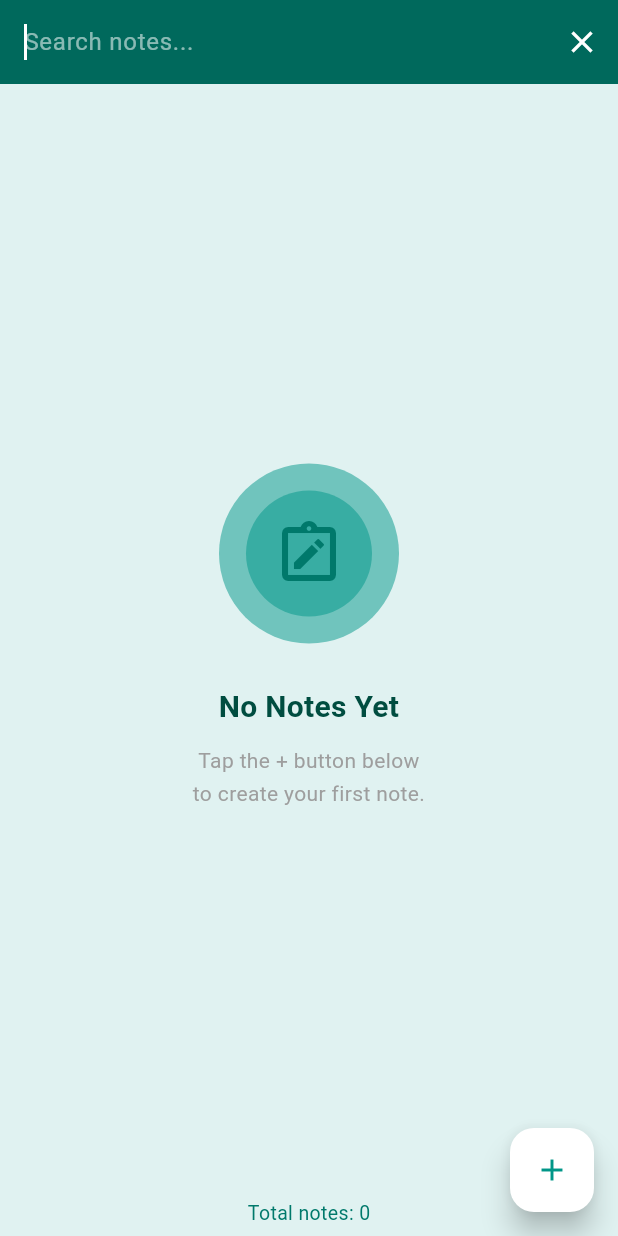
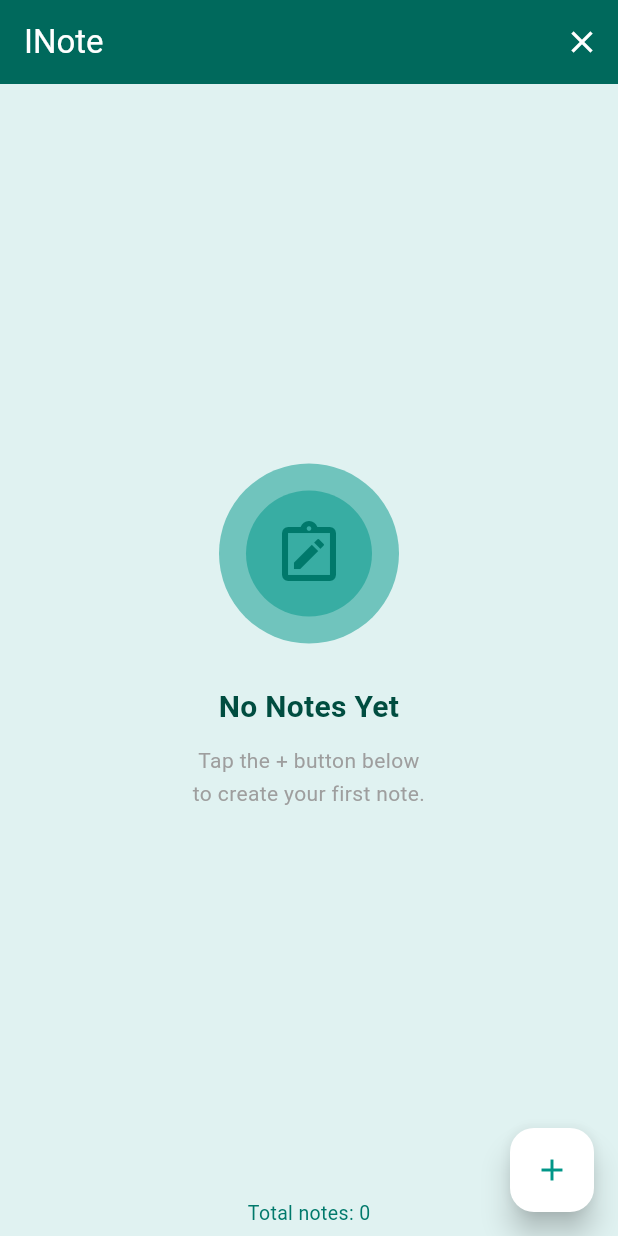
Before and after one commit to Khaled-Alii/inote-app, a Flutter app: the screen it shows after launch, after a tap on the "search" icon, on a phone screen of 412 x 824 dp. Run offline on Flutter 3.47's test engine with Material 3 defaults, Android fonts, the phone set to English and light mode, and no system bars; our stand-ins replace dartx, floor, geolocator, get, just_audio, sqflite; missing offline and left inert: shake; accounts and stored records are empty; generated files the repository leaves out were written again; statements that could not run were skipped.

Commit message:
replace setState{} with GetX on searching bar

```diff
--- a/lib/home_page.dart
+++ b/lib/home_page.dart
@@ -23,6 +23,7 @@
   bool _isSearching = false;
   ShakeDetector? detector;
   final AudioPlayer _audioPlayer = AudioPlayer();
+  RxBool isSearching = false.obs;
 
   @override
   void initState() {
@@ -100,21 +101,22 @@
               )
             : const Text('INote', style: TextStyle(color: Colors.white)),
         actions: [
-          if (_isSearching)
-            IconButton(
+          Obx(
+            () => isSearching.value
+                ? IconButton(
                     icon: const Icon(Icons.close, color: Colors.white),
                     tooltip: 'Clear search',
                     onPressed: () {
                       searchController.clear();
                       searchQuery.value = '';
-                setState(() => _isSearching = false);
+                      isSearching.value = false;
                     },
                   )
-          else
-            IconButton(
+                : IconButton(
                     icon: const Icon(Icons.search, color: Colors.white),
                     tooltip: 'Search',
-              onPressed: () => setState(() => _isSearching = true),
+                    onPressed: () => isSearching.value = true,
+                  ),
           ),
         ],
       ),
@@ -141,8 +143,6 @@
             return;
           }
 
-          // Bug #10 fix: AddNewNotePage still returns Map<Note,bool> —
-          // extract note and location flag from it safely.
           Note note = result.keys.first as Note;
           final bool shouldGetLocation = result.values.first as bool;
 
@@ -162,8 +162,6 @@
             }
           }
 
-          // Bug #3 fix: save to DB first to get the real auto-generated noteId,
-          // then add to the observable list with the correct id.
           final newId = await database.noteDao.saveNote(note);
           if (newId != null) {
             note = note.copyWith(noteId: newId);
@@ -190,11 +188,13 @@
                   return _EmptyState(
                     icon: Icons.note_alt_outlined,
                     title: 'No Notes Yet',
-                    subtitle: 'Tap the + button below\nto create your first note.',
+                    subtitle:
+                        'Tap the + button below\nto create your first note.',
                   );
                 }
                 // Sort chronologically (newest first).
-                final sorted = List<Note>.from(notes).sortedBy((note) {
+                final sorted = List<Note>.from(notes)
+                    .sortedBy((note) {
                       try {
                         final p = note.time.split('/');
                         return DateTime(
@@ -205,17 +205,19 @@
                       } catch (_) {
                         return DateTime(2000);
                       }
-                }).reversed.toList();
+                    })
+                    .reversed
+                    .toList();
 
-                // Apply search filter — also reactive to searchQuery changes.
                 final query = searchQuery.value.trim().toLowerCase();
                 final displayNotes = query.isEmpty
                     ? sorted
                     : sorted.where((note) {
                         final titleMatch =
                             note.title?.toLowerCase().contains(query) ?? false;
-                        final descMatch =
-                            note.description.toLowerCase().contains(query);
+                        final descMatch = note.description
+                            .toLowerCase()
+                            .contains(query);
                         return titleMatch || descMatch;
                       }).toList();
 
@@ -223,7 +225,8 @@
                   return _EmptyState(
                     icon: Icons.search_off_rounded,
                     title: 'No Results Found',
-                    subtitle: 'Nothing matched "${searchQuery.value.trim()}"\nTry different keywords.',
+                    subtitle:
+                        'Nothing matched "${searchQuery.value.trim()}"\nTry different keywords.',
                   );
                 }
 
@@ -234,8 +237,7 @@
                     parent: RangeMaintainingScrollPhysics(),
                   ),
                   itemBuilder: (context, index) {
-                    final currentNote =
-                        displayNotes[index]; // استخدام الـ Object بدلا من الإندكس المعرض للخطأ
+                    final currentNote = displayNotes[index];
 
                     return Card(
                       color: Colors.white,
@@ -281,8 +283,7 @@
                               ? const Icon(Icons.location_on)
                               : const Icon(
                                   Icons.sticky_note_2_outlined,
-                                  color: Colors
-                                      .teal, // لو الملاحظة عادية تظهر باللون ده
+                                  color: Colors.teal,
                                 ),
                           onLongPress: () async {
                             await deleteNote(currentNote, notes);
@@ -313,7 +314,7 @@
                                 );
                                 return;
                               }
-                              // Bug #4 fix: deleted from EditNotePage
+
                               if (result['delete_note'] == true) {
                                 await deleteNote(currentNote, notes);
                                 return;
@@ -391,7 +392,6 @@
               }),
             ),
 
-            // Bug #11 fix: use notes.length directly — no redundant notesCount needed
             Obx(() {
               final query = searchQuery.value.trim();
               return Padding(
```
Lines whose indentation alone changed are shown as unchanged.
